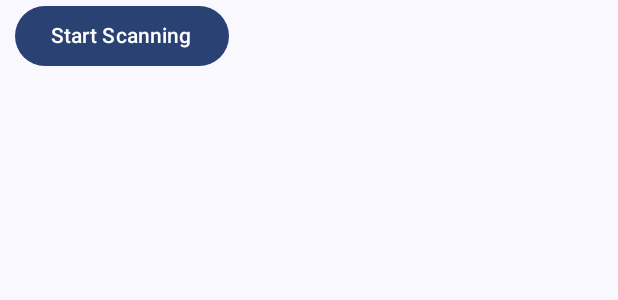
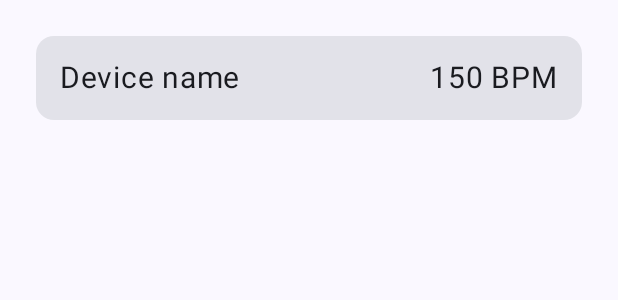
Before and after one commit to DragosStahie/heart_rate_monitor, an Android app built with Jetpack Compose: the @Preview function MainActivityContentPreview, on a phone screen of 412 x 824 dp. Shown: the top 300 px of the screen. Run offline under Robolectric (Android 15) with nearby library versions, the phone set to English and light mode, and no system bars.

Commit message:
Added home screen & initial changes to not use viewmodel anymore

```diff
--- a/app/src/main/java/com/dragosstahie/heartratemonitor/Koin.kt
+++ b/app/src/main/java/com/dragosstahie/heartratemonitor/Koin.kt
@@ -2,6 +2,7 @@ package com.dragosstahie.heartratemonitor
 
 import android.app.Application
 import androidx.room.Room
+import com.dragosstahie.heartratemonitor.ble.BLEScanner
 import com.dragosstahie.heartratemonitor.data.AppDatabase
 import com.dragosstahie.heartratemonitor.data.dao.HeartRateDao
 import com.dragosstahie.heartratemonitor.data.repository.HeartRateRepository
@@ -33,5 +34,5 @@ val appModule = module {
     factory<HeartRateDao> { get<AppDatabase>().heartRateDao() }
     single<HeartRateRepository> { HeartRateRepository(get()) }
 
-    //DOMAIN
+    single<BLEScanner> { BLEScanner(get()) }
 }
--- a/app/src/main/java/com/dragosstahie/heartratemonitor/ble/BLEScanner.kt
+++ b/app/src/main/java/com/dragosstahie/heartratemonitor/ble/BLEScanner.kt
@@ -15,8 +15,6 @@ import kotlinx.coroutines.flow.update
 import java.util.UUID
 
 
-//These fields are marked as API >= 31 in the Manifest class, so we can't use those without warning.
-//So we create our own, which prevents over-suppression of the Linter
 const val PERMISSION_BLUETOOTH_SCAN = "android.permission.BLUETOOTH_SCAN"
 const val PERMISSION_BLUETOOTH_CONNECT = "android.permission.BLUETOOTH_CONNECT"
 
--- a/app/src/main/java/com/dragosstahie/heartratemonitor/ui/MainActivity.kt
+++ b/app/src/main/java/com/dragosstahie/heartratemonitor/ui/MainActivity.kt
@@ -29,18 +29,12 @@ class MainActivity : ComponentActivity() {
 private fun MainActivityContent() {
     HeartRateMonitorTheme {
         Scaffold(content = { innerPadding ->
-//            MainNavigation(
-//                modifier = Modifier
-//                    .fillMaxSize()
-//                    .consumeWindowInsets(innerPadding)
-//                    .padding(innerPadding)
-//            )
-            Box(
+            MainNavigation(
                 modifier = Modifier
                     .fillMaxSize()
                     .consumeWindowInsets(innerPadding)
-                    .padding(innerPadding),
-            ) { MainNavigation() }
+                    .padding(innerPadding)
+            )
         })
     }
 }
--- a/app/src/main/java/com/dragosstahie/heartratemonitor/ui/common/Navigation.kt
+++ b/app/src/main/java/com/dragosstahie/heartratemonitor/ui/common/Navigation.kt
@@ -2,6 +2,7 @@ package com.dragosstahie.heartratemonitor.ui.common
 
 import android.os.Parcelable
 import androidx.activity.compose.BackHandler
+import androidx.compose.animation.AnimatedContent
 import androidx.compose.animation.EnterTransition
 import androidx.compose.animation.ExitTransition
 import androidx.compose.animation.core.spring
@@ -9,6 +10,7 @@ import androidx.compose.animation.slideInHorizontally
 import androidx.compose.animation.slideInVertically
 import androidx.compose.animation.slideOutHorizontally
 import androidx.compose.animation.slideOutVertically
+import androidx.compose.animation.togetherWith
 import androidx.compose.foundation.layout.Box
 import androidx.compose.runtime.Composable
 import androidx.compose.runtime.getValue
@@ -19,13 +21,14 @@ import androidx.compose.runtime.saveable.mapSaver
 import androidx.compose.runtime.saveable.rememberSaveable
 import androidx.compose.runtime.setValue
 import androidx.compose.ui.Modifier
+import com.dragosstahie.heartratemonitor.ui.screens.HomeScreen
+import com.dragosstahie.heartratemonitor.ui.screens.rememberHomeScreenState
 import kotlinx.parcelize.Parcelize
 
 
 @Parcelize
 sealed class Destination : Parcelable {
-    data object ScanningScreen : Destination()
-    data object DeviceScreen : Destination()
+    data object HomeScreen : Destination()
 }
 
 enum class NavigationDirection {
@@ -71,7 +74,7 @@ fun rememberNavigationController(
 @Composable
 fun MainNavigation(
     modifier: Modifier = Modifier,
-    navigationController: NavigationController = rememberNavigationController(homeDestination = Destination.ScanningScreen),
+    navigationController: NavigationController = rememberNavigationController(homeDestination = Destination.HomeScreen),
 ) {
 
     val enterTransition: EnterTransition = remember(navigationController.navigationDirection) {
@@ -118,21 +121,20 @@ fun MainNavigation(
         }
     }
 
-//    AnimatedContent(
-//        targetState = navigationController.currentDestination,
-//        modifier = modifier,
-//        transitionSpec = { enterTransition.togetherWith(exitTransition) },
-//        label = "screen_animation"
-//    ) { destination ->
-//        when (destination) {
-//            is Destination.ScanningScreen -> NavigationItem {
-//                ScanningScreen()
-//            }
-//            is Destination.DeviceScreen -> NavigationItem {
-//                DeviceScreen()
-//            }
-//        }
-//    }
+    AnimatedContent(
+        targetState = navigationController.currentDestination,
+        modifier = modifier,
+        transitionSpec = { enterTransition.togetherWith(exitTransition) },
+        label = "screen_animation"
+    ) { destination ->
+        when (destination) {
+            is Destination.HomeScreen -> NavigationItem {
+                HomeScreen(
+                    state = rememberHomeScreenState()
+                )
+            }
+        }
+    }
 }
 
 @Composable
--- /dev/null
+++ b/app/src/main/java/com/dragosstahie/heartratemonitor/ui/screens/HomeScreen.kt
@@ -0,0 +1,268 @@
+package com.dragosstahie.heartratemonitor.ui.screens
+
+import android.annotation.SuppressLint
+import android.bluetooth.BluetoothDevice
+import android.content.Context
+import androidx.compose.animation.AnimatedVisibility
+import androidx.compose.animation.fadeIn
+import androidx.compose.animation.fadeOut
+import androidx.compose.animation.slideInVertically
+import androidx.compose.animation.slideOutVertically
+import androidx.compose.foundation.clickable
+import androidx.compose.foundation.layout.Arrangement
+import androidx.compose.foundation.layout.Box
+import androidx.compose.foundation.layout.Column
+import androidx.compose.foundation.layout.Row
+import androidx.compose.foundation.layout.WindowInsets
+import androidx.compose.foundation.layout.fillMaxSize
+import androidx.compose.foundation.layout.fillMaxWidth
+import androidx.compose.foundation.layout.height
+import androidx.compose.foundation.layout.padding
+import androidx.compose.foundation.layout.size
+import androidx.compose.foundation.layout.systemBars
+import androidx.compose.foundation.layout.windowInsetsPadding
+import androidx.compose.foundation.lazy.LazyColumn
+import androidx.compose.foundation.lazy.items
+import androidx.compose.material.icons.Icons
+import androidx.compose.material.icons.rounded.Close
+import androidx.compose.material3.Card
+import androidx.compose.material3.ExperimentalMaterial3Api
+import androidx.compose.material3.FilledIconButton
+import androidx.compose.material3.Icon
+import androidx.compose.material3.IconButtonDefaults
+import androidx.compose.material3.MaterialTheme
+import androidx.compose.material3.ModalBottomSheet
+import androidx.compose.material3.Text
+import androidx.compose.material3.rememberModalBottomSheetState
+import androidx.compose.runtime.Composable
+import androidx.compose.runtime.LaunchedEffect
+import androidx.compose.runtime.derivedStateOf
+import androidx.compose.runtime.getValue
+import androidx.compose.runtime.mutableStateOf
+import androidx.compose.runtime.remember
+import androidx.compose.runtime.rememberCoroutineScope
+import androidx.compose.runtime.setValue
+import androidx.compose.ui.Alignment
+import androidx.compose.ui.Modifier
+import androidx.compose.ui.platform.LocalContext
+import androidx.compose.ui.text.style.TextAlign
+import androidx.compose.ui.tooling.preview.Preview
+import androidx.compose.ui.unit.dp
+import androidx.compose.ui.unit.sp
+import com.dragosstahie.heartratemonitor.ble.BLEDeviceConnection
+import com.dragosstahie.heartratemonitor.ble.BLEScanner
+import com.dragosstahie.heartratemonitor.ui.theme.largeActionCallTitle
+import com.dragosstahie.heartratemonitor.ui.theme.smallActionCallTitle
+import kotlinx.coroutines.CoroutineScope
+import kotlinx.coroutines.launch
+import org.koin.compose.koinInject
+
+@SuppressLint("MissingPermission")
+class HomeScreenState(
+    private val bleScanner: BLEScanner,
+    private val coroutineScope: CoroutineScope
+) {
+    var isBottomSheetVisible by mutableStateOf(false)
+        private set
+
+    var devicesList by mutableStateOf<List<BluetoothDevice>>(emptyList())
+        private set
+
+    var bleConnection by mutableStateOf<BLEDeviceConnection?>(null)
+        private set
+
+    init {
+        coroutineScope.launch {
+            bleScanner.foundDevices.collect { devices ->
+                devicesList = devices
+            }
+        }
+    }
+
+    fun onOpenDeviceList() {
+        isBottomSheetVisible = true
+        bleScanner.startScanning()
+    }
+
+    fun onCloseDeviceList() {
+        isBottomSheetVisible = false
+        bleScanner.stopScanning()
+    }
+
+    fun onDeviceSelected(context: Context, deviceName: String) {
+        bleConnection =
+            devicesList.find { it.name == deviceName }?.run { BLEDeviceConnection(context, this) }
+    }
+}
+
+@Composable
+fun rememberHomeScreenState(
+    bleScanner: BLEScanner = koinInject(),
+    coroutineScope: CoroutineScope = rememberCoroutineScope()
+) = remember {
+    HomeScreenState(
+        bleScanner = bleScanner,
+        coroutineScope = coroutineScope
+    )
+}
+
+@SuppressLint("MissingPermission")
+@Composable
+fun HomeScreen(
+    state: HomeScreenState,
+    modifier: Modifier = Modifier,
+) {
+    val deviceNames by remember(state.devicesList) {
+        derivedStateOf {
+            state.devicesList.mapNotNull { it.name }
+        }
+    }
+
+    val context = LocalContext.current
+
+    Column(
+        modifier = modifier
+            .fillMaxSize()
+            .padding(24.dp),
+        verticalArrangement = Arrangement.Top,
+        horizontalAlignment = Alignment.CenterHorizontally,
+    ) {
+        Card(
+            modifier = Modifier
+                .fillMaxWidth()
+                .height(56.dp)
+                .clickable { state.onOpenDeviceList() },
+        ) {
+            Row(
+                modifier = Modifier
+                    .fillMaxSize()
+                    .padding(horizontal = 16.dp),
+                horizontalArrangement = Arrangement.SpaceBetween,
+                verticalAlignment = Alignment.CenterVertically,
+            ) {
+                Text(
+                    text = "Device name",
+                    fontSize = 20.sp,
+                )
+                Text(
+                    text = "150 BPM",
+                    fontSize = 20.sp,
+                )
+            }
+        }
+    }
+    AddShoppingListBottomSheet(
+        deviceNameList = deviceNames,
+        isVisible = state.isBottomSheetVisible,
+        onDismiss = { state.onCloseDeviceList() },
+        onDeviceSelected = { deviceName -> state.onDeviceSelected(context, deviceName) }
+    )
+}
+
+
+@OptIn(ExperimentalMaterial3Api::class)
+@Composable
+private fun AddShoppingListBottomSheet(
+    deviceNameList: List<String>,
+    isVisible: Boolean,
+    onDismiss: () -> Unit,
+    onDeviceSelected: (deviceName: String) -> Unit
+) {
+    val sheetState = rememberModalBottomSheetState()
+
+    LaunchedEffect(isVisible) {
+        if (isVisible) {
+            sheetState.show()
+        } else {
+            sheetState.hide()
+        }
+    }
+
+    AnimatedVisibility(
+        modifier = Modifier.fillMaxSize(),
+        visible = isVisible,
+        enter = fadeIn() + slideInVertically { it / 2 },
+        exit = fadeOut() + slideOutVertically { it / 2 },
+    ) {
+        ModalBottomSheet(
+            sheetState = sheetState,
+            onDismissRequest = onDismiss,
+            dragHandle = null,
+            modifier = Modifier.windowInsetsPadding(WindowInsets.systemBars)
+        ) {
+            Row(
+                modifier = Modifier
+                    .fillMaxWidth()
+                    .padding(horizontal = 16.dp)
+                    .padding(top = 16.dp),
+                horizontalArrangement = Arrangement.SpaceBetween,
+                verticalAlignment = Alignment.CenterVertically,
+            ) {
+                Text(
+                    text = "Select a device",
+                    style = largeActionCallTitle,
+                    color = MaterialTheme.colorScheme.onSurface,
+                )
+                FilledIconButton(
+                    modifier = Modifier.size(32.dp),
+                    colors = IconButtonDefaults.filledIconButtonColors().copy(
+                        containerColor = MaterialTheme.colorScheme.primaryContainer,
+                        contentColor = MaterialTheme.colorScheme.primary
+                    ),
+                    onClick = {
+                        onDismiss()
+                    },
+                ) {
+                    Icon(
+                        imageVector = Icons.Rounded.Close,
+                        contentDescription = null,
+                        modifier = Modifier
+                            .fillMaxSize()
+                            .padding(6.dp)
+                    )
+                }
+            }
+            LazyColumn(
+                modifier = Modifier
+                    .fillMaxWidth()
+                    .padding(horizontal = 16.dp)
+                    .padding(top = 16.dp),
+                verticalArrangement = Arrangement.spacedBy(8.dp),
+                horizontalAlignment = Alignment.CenterHorizontally,
+            ) {
+                items(deviceNameList) { item ->
+                    Card(
+                        modifier = Modifier
+                            .fillMaxWidth()
+                            .height(56.dp)
+                            .clickable { onDeviceSelected(item) },
+                    ) {
+                        Box(
+                            modifier = Modifier
+                                .fillMaxSize()
+                                .padding(horizontal = 16.dp),
+                            contentAlignment = Alignment.CenterStart,
+                        ) {
+                            Text(
+                                text = item,
+                                style = smallActionCallTitle,
+                                color = MaterialTheme.colorScheme.onSurface,
+                                textAlign = TextAlign.Center,
+                            )
+                        }
+                    }
+                }
+            }
+        }
+    }
+}
+
+
+@Preview(showBackground = true)
+@Composable
+private fun HomeScreenPreview() {
+    HomeScreen(
+        state = rememberHomeScreenState(),
+        modifier = Modifier.fillMaxSize(),
+    )
+}
```
